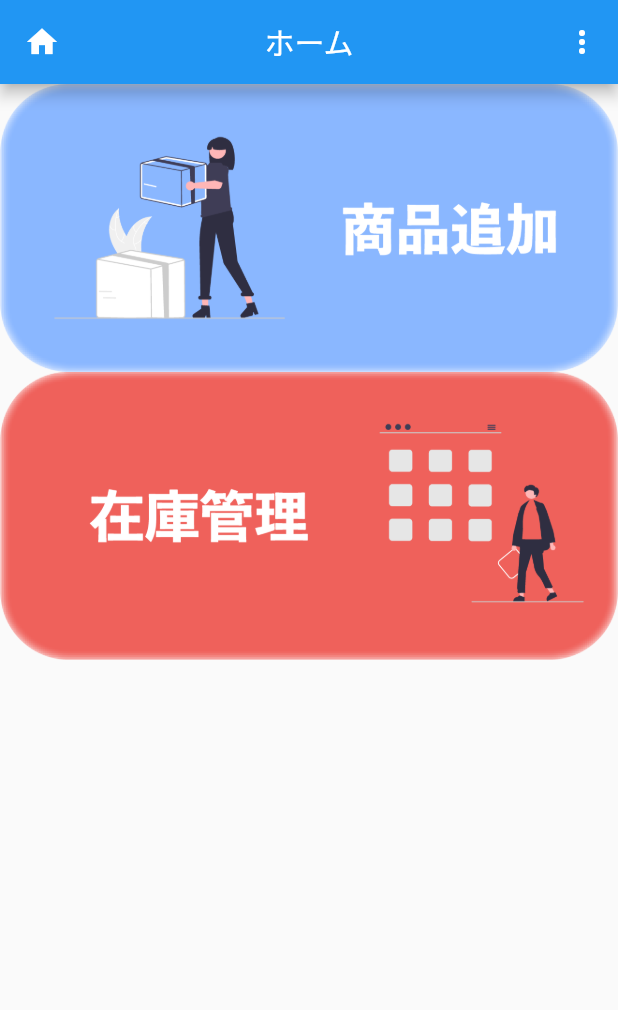
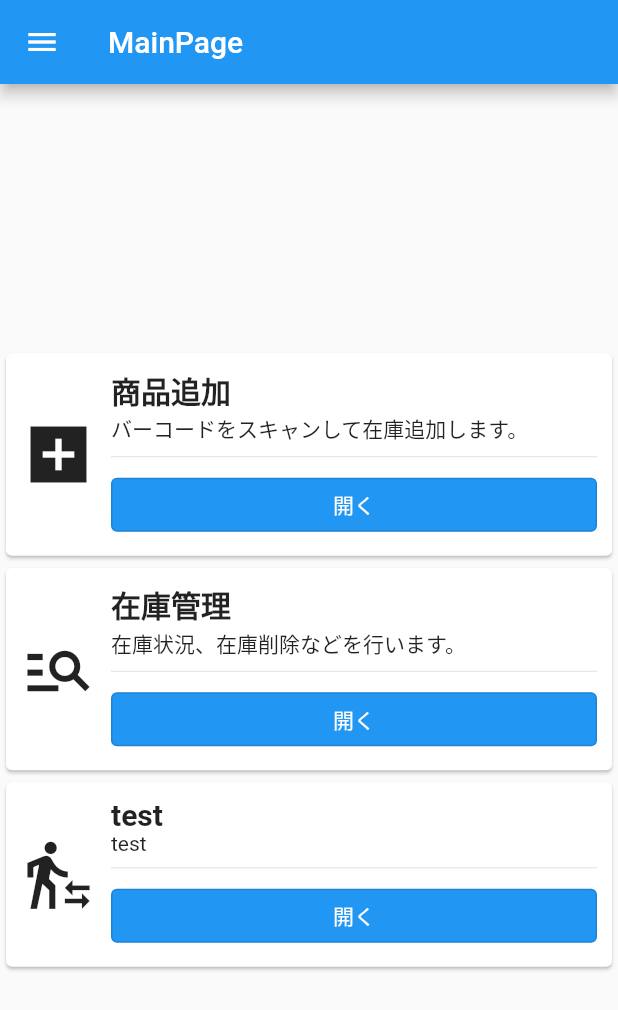
Before and after one commit to KUNKUN2121/productadd, a Flutter app: the screen it shows after launch, on a phone screen of 412 x 824 dp. Shown: the top 1010 px of the screen. Run offline on Flutter 3.47's test engine with Material 2 defaults, Android fonts, the phone set to English and light mode, and no system bars; our stand-ins replace sliding_up_panel; missing offline and left inert: mobile_scanner, mono_kit.

Commit message:
いろいろ改良
参考しました。

```diff
--- a/lib/main.dart
+++ b/lib/main.dart
@@ -1,5 +1,8 @@
 import 'package:flutter/material.dart';
-import 'mainpage.dart';
+import 'package:productadd/add/AddPage.dart';
+import 'package:productadd/mgt/mgt.dart';
+import 'MainPage.dart';
+import 'add/CameraPage.dart';
 
 void main() {
   runApp(const MyApp());
@@ -17,6 +20,11 @@ class MyApp extends StatelessWidget {
       darkTheme: ThemeData.dark(),
       //ホーム読み込み
       home: const MainPage(),
+      routes: {
+        "/add": (BuildContext context) => AddPage(),
+        "/mgt": (BuildContext context) => Mgt(),
+        "/camera": (BuildContext context) => CameraPage(),
+      },
     );
   }
 }
--- a/lib/mainpage.dart
+++ b/lib/mainpage.dart
@@ -1,68 +1,186 @@
 import 'package:flutter/material.dart';
-import 'add/main.dart';
-import 'mgt/mgt.dart';
-import 'template/header.dart';
 
-class MainPage extends StatelessWidget {
+class MainPage extends StatefulWidget {
   const MainPage({Key? key}) : super(key: key);
 
   @override
+  State<MainPage> createState() => _MainPageState();
+}
+
+class _MainPageState extends State<MainPage> {
+  @override
   Widget build(BuildContext context) {
     return Scaffold(
-      //AppBar読み込み
-      appBar: Header(),
+      appBar: AppBar(
+        title: Text("MainPage"),
+        backgroundColor: Colors.blue,
+      ),
+      //右のバー
+      drawer: Drawer(child: Center(child: Text("ドロワーダヨーン"))),
 
+      //Bodyここから
       body: Center(
         child: Column(
+          mainAxisSize: MainAxisSize.min,
           children: [
-            // Text('Tesst'),
+            getCard(
+              title: "商品追加",
+              description: "バーコードをスキャンして在庫追加します。",
+              icon: Icons.add_box_sharp,
+              key: const Key("add"),
+              onPressed: () {
+                Navigator.of(context).pushNamed("/add");
+              },
+            ),
+            getCard(
+              title: "在庫管理",
+              description: "在庫状況、在庫削除などを行います。",
+              icon: Icons.manage_search,
+              key: const Key("mgt"),
+              onPressed: () {
+                Navigator.of(context).pushNamed("/mgt");
+              },
+            ),
+            getCard(
+              title: "test",
+              description: "test",
+              icon: Icons.transfer_within_a_station_outlined,
+              key: const Key("test-1"),
+              onPressed: () {
+                Navigator.of(context).pushNamed("/camera");
+              },
+            ),
+          ],
+        ),
+        //ここまで
+      ),
+    );
+  }
 
-            //在庫追加
-
-            // ElevatedButton(
-            //   onPressed: () {
-            //     Navigator.of(context).push(
-            //       MaterialPageRoute(builder: (context) {
-            //         return const Add();
-            //       }),
-            //     );
-            //   },
-            //   child: const Text('在庫追加'),
-            // ),
-            // ElevatedButton(
-            //   onPressed: () {},
-            //   child: const Text('在庫管理'),
-            // ),
-
-            GestureDetector(
-              onTap: () {
-                Navigator.of(context).push(
-                  MaterialPageRoute(builder: (context) {
-                    return Add();
-                  }),
-                );
-              },
-              child: Image.asset('assets/images/add.png'),
-            ),
-
-            //在庫管理
-
-            GestureDetector(
-              onTap: () {
-                Navigator.of(context).push(
-                  MaterialPageRoute(builder: (context) {
-                    return const Mgt();
-                  }),
-                );
-              },
-              child: Image.asset('assets/images/mgg.png'),
-            ),
-            //以上
-
-            //カメラ
-          ],
+  Card getCard({
+    required String title,
+    required String description,
+    required IconData icon,
+    required Key key,
+    required Function()? onPressed,
+  }) {
+    return Card(
+      key: key,
+      child: Padding(
+        padding: const EdgeInsets.all(10.0),
+        child: ConstrainedBox(
+          constraints: const BoxConstraints(minHeight: 100.0),
+          child: Row(
+            crossAxisAlignment: CrossAxisAlignment.center,
+            children: [
+              Icon(
+                icon,
+                size: 50.0,
+              ),
+              const SizedBox(
+                width: 10.0,
+              ),
+              Expanded(
+                child: Column(
+                  crossAxisAlignment: CrossAxisAlignment.start,
+                  children: [
+                    Text(
+                      title,
+                      style: const TextStyle(
+                        fontSize: 20.0,
+                        fontWeight: FontWeight.bold,
+                      ),
+                      softWrap: true,
+                    ),
+                    Text(
+                      description,
+                      softWrap: true,
+                    ),
+                    const Divider(),
+                    SizedBox(
+                      width: double.infinity,
+                      child: OutlinedButton(
+                        //参考：https://zenn.dev/enoiu/articles/6b754d37d5a272#elevatedbutton%E3%81%AB%E3%81%A4%E3%81%84%E3%81%A6
+                        style: ElevatedButton.styleFrom(
+                          onPrimary: Theme.of(context).colorScheme.onPrimary,
+                          primary: Theme.of(context).colorScheme.primary,
+                        ).copyWith(elevation: ButtonStyleButton.allOrNull(0.0)),
+                        onPressed: onPressed,
+                        child: const Text("開く"),
+                      ),
+                    )
+                  ],
+                ),
+              )
+            ],
+          ),
         ),
       ),
     );
   }
 }
+
+
+// class MainPage extends StatelessWidget {
+//   const MainPage({Key? key}) : super(key: key);
+
+//   @override
+//   Widget build(BuildContext context) {
+//     return Scaffold(
+//       //AppBar読み込み
+//       appBar: Header(),
+
+//       body: Center(
+//         child: Column(
+//           children: [
+//             // Text('Tesst'),
+
+//             //在庫追加
+
+//             // ElevatedButton(
+//             //   onPressed: () {
+//             //     Navigator.of(context).push(
+//             //       MaterialPageRoute(builder: (context) {
+//             //         return const Add();
+//             //       }),
+//             //     );
+//             //   },
+//             //   child: const Text('在庫追加'),
+//             // ),
+//             // ElevatedButton(
+//             //   onPressed: () {},
+//             //   child: const Text('在庫管理'),
+//             // ),
+
+//             GestureDetector(
+//               onTap: () {
+//                 Navigator.of(context).push(
+//                   MaterialPageRoute(builder: (context) {
+//                     return Add();
+//                   }),
+//                 );
+//               },
+//               child: Image.asset('assets/images/add.png'),
+//             ),
+
+//             //在庫管理
+
+//             GestureDetector(
+//               onTap: () {
+//                 Navigator.of(context).push(
+//                   MaterialPageRoute(builder: (context) {
+//                     return const Mgt();
+//                   }),
+//                 );
+//               },
+//               child: Image.asset('assets/images/mgg.png'),
+//             ),
+//             //以上
+
+//             //カメラ
+//           ],
+//         ),
+//       ),
+//     );
+//   }
+// }
--- a/pubspec.yaml
+++ b/pubspec.yaml
@@ -33,6 +33,10 @@ dependencies:
   # The following adds the Cupertino Icons font to your application.
   # Use with the CupertinoIcons class for iOS style icons.
   cupertino_icons: ^1.0.2
+  mobile_scanner: ^1.1.1
+  sliding_up_panel: ^2.0.0+1
+  url_launcher: ^6.1.2
+  mono_kit: ^0.27.1
 
 dev_dependencies:
   flutter_test:
```
Also changed, not shown: lib/add/AddPage.dart (added, +74 -0 lines), lib/add/CameraPage.dart (added, +224 -0 lines), lib/add/main copy.dart (added, +102 -0 lines), lib/add/main.dart (deleted, +0 -102 lines), pubspec.lock, 2 other files.
